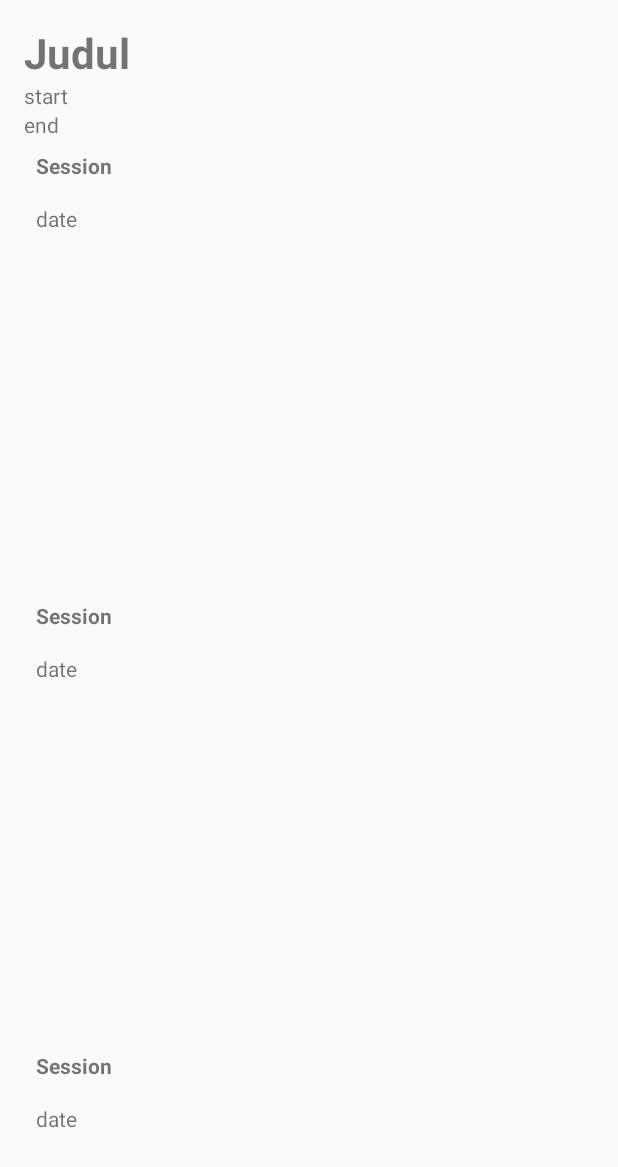
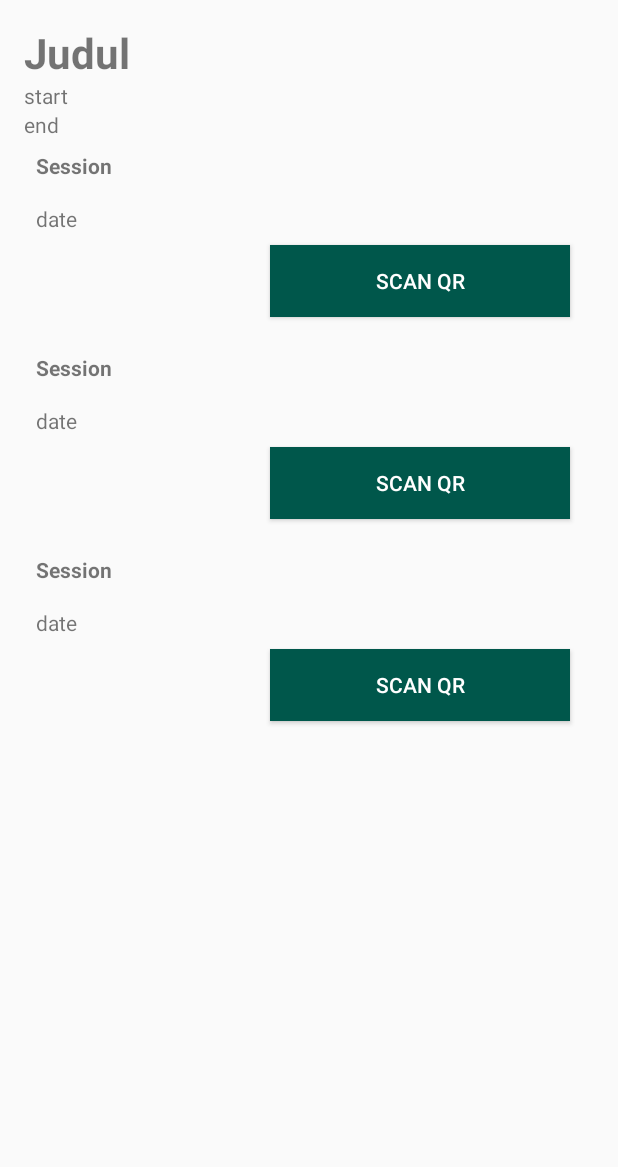
Before and after one commit to anggastudent/digimicePanitia, an Android app: the layout activity_detail_event_panitia.xml on its own in the app's theme, with its tools: preview values and no code run, on a phone screen of 412 x 824 dp. Shown: the top 1167 px of the screen. Run offline under Robolectric (Android 15) with nearby library versions, the phone set to English and light mode, and no system bars; network calls fail.

Commit message:
Penyesuaian struktur file projek

```diff
--- a/app/src/main/AndroidManifest.xml
+++ b/app/src/main/AndroidManifest.xml
@@ -10,9 +10,9 @@
         android:roundIcon="@mipmap/ic_launcher_round"
         android:supportsRtl="true"
         android:theme="@style/AppTheme">
-        <activity android:name=".DetailEventPanitia"></activity>
-        <activity android:name=".HomePanitia" />
-        <activity android:name=".MainActivity">
+        <activity android:name=".Activity.DetailEventPanitia"></activity>
+        <activity android:name=".Activity.HomePanitia" />
+        <activity android:name=".Activity.MainActivity">
             <intent-filter>
                 <action android:name="android.intent.action.MAIN" />
 
--- a/app/src/main/java/com/example/digimiceconferent/HomePanitia.java
+++ b/app/src/main/java/com/example/digimiceconferent/Activity/HomePanitia.java
@@ -1,4 +1,4 @@
-package com.example.digimiceconferent;
+package com.example.digimiceconferent.Activity;
 
 import androidx.appcompat.app.AppCompatActivity;
 import androidx.lifecycle.Observer;
@@ -12,6 +12,10 @@ import android.widget.ProgressBar;
 
 import com.android.volley.RequestQueue;
 import com.android.volley.toolbox.Volley;
+import com.example.digimiceconferent.Model.EventPanitia;
+import com.example.digimiceconferent.MainViewModel;
+import com.example.digimiceconferent.R;
+import com.example.digimiceconferent.Adapter.RecyclerViewListEventPanitiaAdapter;
 
 import java.util.ArrayList;
 
--- a/app/src/main/java/com/example/digimiceconferent/MainActivity.java
+++ b/app/src/main/java/com/example/digimiceconferent/Activity/MainActivity.java
@@ -1,4 +1,4 @@
-package com.example.digimiceconferent;
+package com.example.digimiceconferent.Activity;
 
 import androidx.appcompat.app.AppCompatActivity;
 
@@ -6,6 +6,8 @@ import android.content.Intent;
 import android.os.Bundle;
 import android.view.View;
 import android.widget.Button;
+
+import com.example.digimiceconferent.R;
 
 public class MainActivity extends AppCompatActivity {
     Button btnLogin;
--- a/app/src/main/java/com/example/digimiceconferent/RecyclerViewListEventPanitiaAdapter.java
+++ b/app/src/main/java/com/example/digimiceconferent/Adapter/RecyclerViewListEventPanitiaAdapter.java
@@ -1,4 +1,4 @@
-package com.example.digimiceconferent;
+package com.example.digimiceconferent.Adapter;
 
 import android.content.Intent;
 import android.view.LayoutInflater;
@@ -11,7 +11,9 @@ import android.widget.TextView;
 import androidx.annotation.NonNull;
 import androidx.recyclerview.widget.RecyclerView;
 
-import com.bumptech.glide.Glide;
+import com.example.digimiceconferent.Activity.DetailEventPanitia;
+import com.example.digimiceconferent.Model.EventPanitia;
+import com.example.digimiceconferent.R;
 
 import java.util.ArrayList;
 
--- a/app/src/main/java/com/example/digimiceconferent/EventAgendaPanitia.java
+++ b/app/src/main/java/com/example/digimiceconferent/Model/EventAgendaPanitia.java
@@ -1,4 +1,4 @@
-package com.example.digimiceconferent;
+package com.example.digimiceconferent.Model;
 
 public class EventAgendaPanitia {
 
--- a/app/src/main/java/com/example/digimiceconferent/EventPanitia.java
+++ b/app/src/main/java/com/example/digimiceconferent/Model/EventPanitia.java
@@ -1,4 +1,4 @@
-package com.example.digimiceconferent;
+package com.example.digimiceconferent.Model;
 
 import android.os.Parcel;
 import android.os.Parcelable;
--- a/app/src/main/java/com/example/digimiceconferent/EventSessionPanitia.java
+++ b/app/src/main/java/com/example/digimiceconferent/Model/EventSessionPanitia.java
@@ -1,4 +1,4 @@
-package com.example.digimiceconferent;
+package com.example.digimiceconferent.Model;
 
 import android.os.Parcel;
 import android.os.Parcelable;
--- a/app/src/main/res/layout/activity_detail_event_panitia.xml
+++ b/app/src/main/res/layout/activity_detail_event_panitia.xml
@@ -1,11 +1,16 @@
 <?xml version="1.0" encoding="utf-8"?>
-<LinearLayout xmlns:android="http://schemas.android.com/apk/res/android"
+<ScrollView
+    xmlns:android="http://schemas.android.com/apk/res/android"
     xmlns:tools="http://schemas.android.com/tools"
+    android:layout_width="match_parent"
+    android:layout_height="match_parent">
+
+    <LinearLayout
         android:layout_width="match_parent"
         android:layout_height="match_parent"
         android:orientation="vertical"
         android:padding="16dp"
-    tools:context=".DetailEventPanitia">
+        tools:context=".Activity.DetailEventPanitia">
 
         <TextView
             android:id="@+id/judulDetail"
@@ -37,5 +42,5 @@
             android:layout_height="match_parent"
             tools:listitem="@layout/item_event_session"/>
 
-
     </LinearLayout>
+</ScrollView>
--- a/app/src/main/res/layout/activity_home_panitia.xml
+++ b/app/src/main/res/layout/activity_home_panitia.xml
@@ -4,7 +4,7 @@
     xmlns:tools="http://schemas.android.com/tools"
     android:layout_width="match_parent"
     android:layout_height="match_parent"
-    tools:context=".HomePanitia">
+    tools:context=".Activity.HomePanitia">
 
     <ProgressBar
         android:id="@+id/loadingEventPanitia"
--- a/app/src/main/res/layout/activity_main.xml
+++ b/app/src/main/res/layout/activity_main.xml
@@ -10,7 +10,7 @@
     <androidx.constraintlayout.widget.ConstraintLayout
         android:layout_width="match_parent"
         android:layout_height="wrap_content"
-        tools:context=".MainActivity">
+        tools:context=".Activity.MainActivity">
 
         <EditText
             android:id="@+id/et_email"
--- a/app/src/main/res/layout/item_event_session.xml
+++ b/app/src/main/res/layout/item_event_session.xml
@@ -1,7 +1,7 @@
 <?xml version="1.0" encoding="utf-8"?>
 <LinearLayout
     android:layout_width="match_parent"
-    android:layout_height="300dp"
+    android:layout_height="wrap_content"
     xmlns:tools="http://schemas.android.com/tools"
     android:orientation="vertical"
     xmlns:android="http://schemas.android.com/apk/res/android">
@@ -13,6 +13,7 @@
         android:padding="8dp"
         android:textStyle="bold"
         tools:text="Session"/>
+
     <TextView
         android:id="@+id/item_date"
         android:layout_width="match_parent"
@@ -20,9 +21,21 @@
         android:padding="8dp"
         tools:text="date"/>
 
+    <Button
+        android:id="@+id/buttonScanQRPanitia"
+        android:layout_width="200dp"
+        android:text="Scan QR"
+        android:layout_marginEnd="16sp"
+        android:layout_gravity="right"
+        android:layout_height="wrap_content"
+        android:textColor="@android:color/white"
+        android:background="@color/colorPrimaryDark"
+        android:layout_marginBottom="16dp"/>
+
     <androidx.recyclerview.widget.RecyclerView
         android:id="@+id/rv_eventAgendaPanitia"
         android:layout_width="match_parent"
         android:layout_height="match_parent"
         tools:listitem="@layout/item_event_agenda"/>
+
     </LinearLayout>
```
Also changed, not shown: app/src/main/java/com/example/digimiceconferent/Activity/DetailEventPanitia.java (renamed from app/src/main/java/com/example/digimiceconferent/DetailEventPanitia.java, +6 -1 lines), app/src/main/java/com/example/digimiceconferent/Adapter/RecyclerViewListAgendaPanitiaAdapter.java (renamed from app/src/main/java/com/example/digimiceconferent/RecyclerViewListAgendaPanitiaAdapter.java, +13 -3 lines), app/src/main/java/com/example/digimiceconferent/Adapter/RecyclerViewListSessionPanitiaAdapter.java (renamed from app/src/main/java/com/example/digimiceconferent/RecyclerViewListSessionPanitiaAdapter.java, +3 -6 lines), app/src/main/java/com/example/digimiceconferent/MainViewModel.java (+8 -5 lines), app/src/main/res/layout/item_event_agenda.xml (+14 -1 lines). Lines whose indentation alone changed are shown as unchanged.
